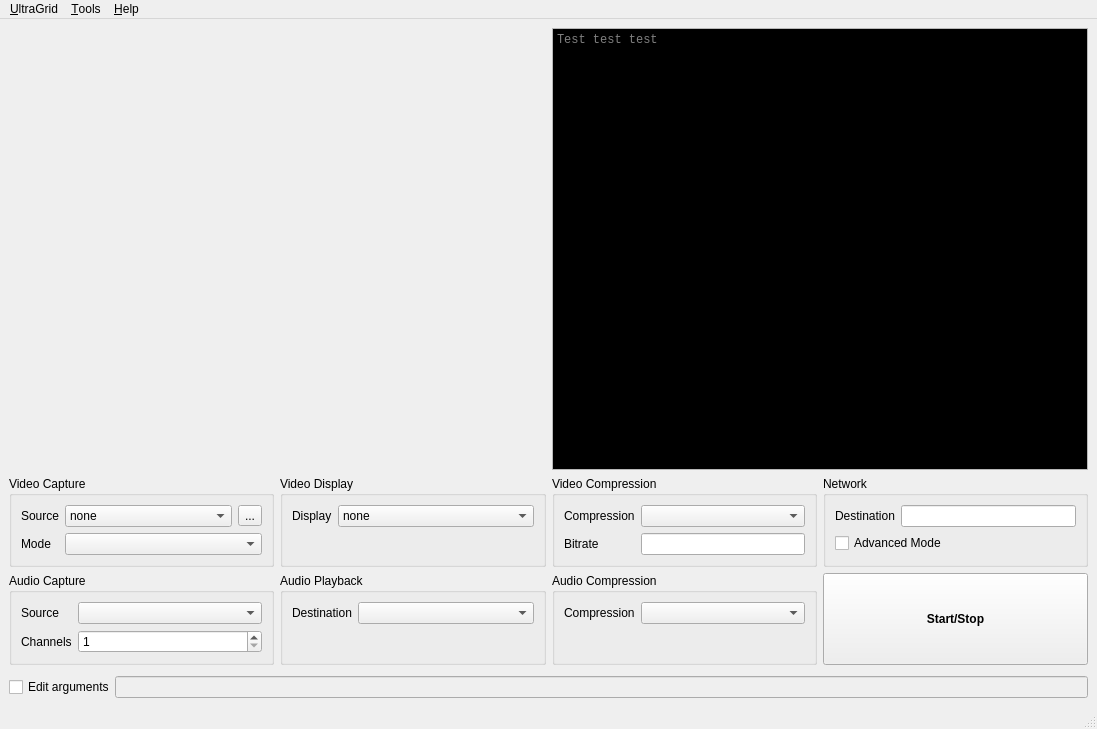
The window that ultragrid_window.ui (mpiatka/ugrid-gui) describes before a commit, drawn with Qt 5.
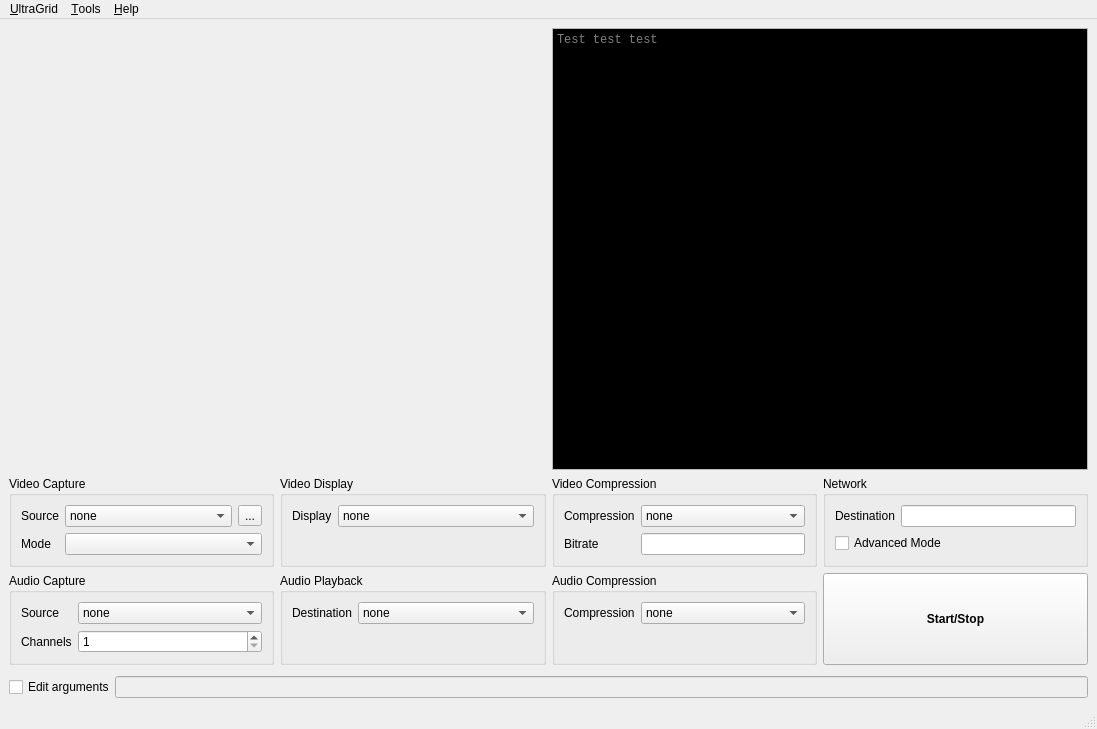
The same window after the commit.

Commit message: Detect possible values

```diff
--- a/ultragrid_window.ui
+++ b/ultragrid_window.ui
@@ -242,7 +242,13 @@
           </widget>
          </item>
          <item row="0" column="1">
-          <widget class="QComboBox" name="videoCompressionComboBox"/>
+          <widget class="QComboBox" name="videoCompressionComboBox">
+           <item>
+            <property name="text">
+             <string>none</string>
+            </property>
+           </item>
+          </widget>
          </item>
          <item row="1" column="0">
           <widget class="QLabel" name="label_8">
@@ -308,7 +314,13 @@
           </widget>
          </item>
          <item row="0" column="1">
-          <widget class="QComboBox" name="audioSourceComboBox"/>
+          <widget class="QComboBox" name="audioSourceComboBox">
+           <item>
+            <property name="text">
+             <string>none</string>
+            </property>
+           </item>
+          </widget>
          </item>
          <item row="1" column="0">
           <widget class="QLabel" name="label_5">
@@ -344,7 +356,13 @@
           </widget>
          </item>
          <item row="0" column="1">
-          <widget class="QComboBox" name="audioPlaybackComboBox"/>
+          <widget class="QComboBox" name="audioPlaybackComboBox">
+           <item>
+            <property name="text">
+             <string>none</string>
+            </property>
+           </item>
+          </widget>
          </item>
         </layout>
        </widget>
@@ -363,7 +381,13 @@
           </widget>
          </item>
          <item row="0" column="1">
-          <widget class="QComboBox" name="audioCompressionComboBox"/>
+          <widget class="QComboBox" name="audioCompressionComboBox">
+           <item>
+            <property name="text">
+             <string>none</string>
+            </property>
+           </item>
+          </widget>
          </item>
         </layout>
        </widget>
```
Left out of the diff: 15 changed lines with no effect on the pictures. The commit also changes 2 other files.
